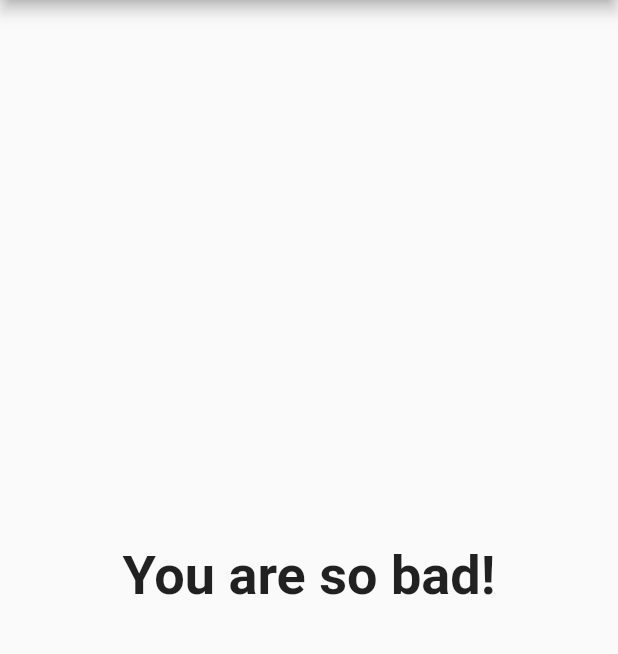
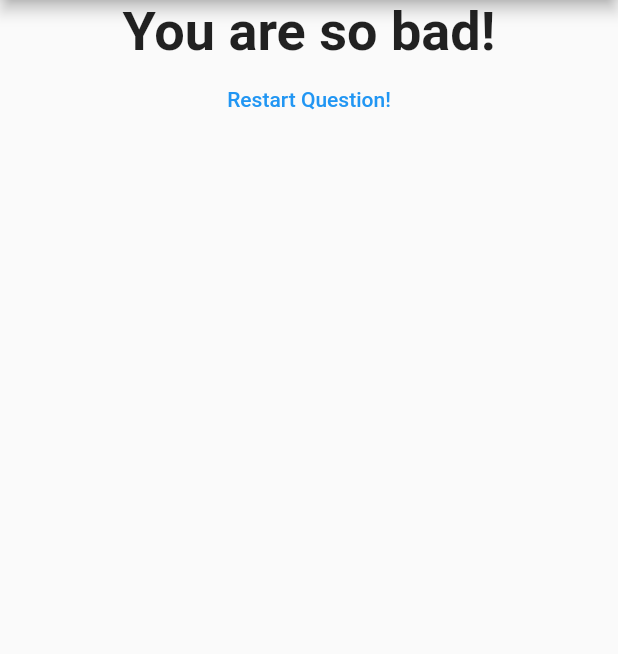
Before and after one commit to ixsho/simple_question, a Flutter app: the screen it shows after launch, after a tap on "Black", after a tap on "Snake", after a tap on "Tennis", on a phone screen of 412 x 824 dp, the part 84-738 px from its top. Run offline on Flutter 3.47's test engine with Material 2 defaults, Android fonts, the phone set to English and light mode, and no system bars.

Commit message:
Add: reset button for count

```diff
--- a/lib/main.dart
+++ b/lib/main.dart
@@ -48,6 +48,12 @@
   var _questionIndex = 0;
   var _totalScore = 0;
 
+  void _resetQuiz() {
+    setState(() {});
+    _questionIndex = 0;
+    _totalScore = 0;
+  }
+
   void _answerQuestion(int score) {
     _totalScore += score;
     setState(() {
@@ -74,7 +80,7 @@
                 questionIndex: _questionIndex,
                 questions: _questions,
               )
-            : Result(_totalScore),
+            : Result(_totalScore, _resetQuiz),
       ),
     );
   }
--- a/lib/result.dart
+++ b/lib/result.dart
@@ -2,8 +2,9 @@
 
 class Result extends StatelessWidget {
   final int resultScore;
+  final Function resetHandler;
 
-  Result(this.resultScore);
+  Result(this.resultScore, this.resetHandler);
   String get resultPhrase {
     String resultText = 'You did it!';
     if (resultScore <= 8) {
@@ -21,9 +22,19 @@
   @override
   Widget build(BuildContext context) {
     return Center(
-      child: Text(
-        resultPhrase,
-        style: TextStyle(fontSize: 36, fontWeight: FontWeight.bold),
+      child: Column(
+        children: <Widget>[
+          Text(
+            resultPhrase,
+            style: TextStyle(fontSize: 36, fontWeight: FontWeight.bold),
+            textAlign: TextAlign.center,
+          ),
+          FlatButton(
+            onPressed: resetHandler,
+            child: Text('Restart Question!'),
+            textColor: Colors.blue,
+          )
+        ],
       ),
     );
   }
```
